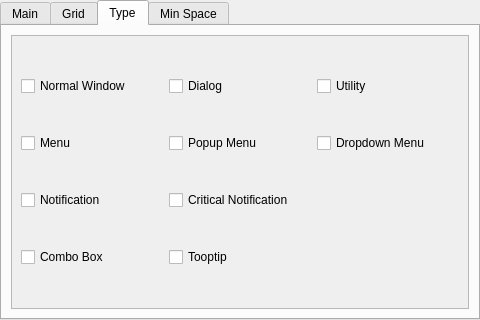
Above: contents/ui/config.ui from lingtjien/Grid-Tiling-Kwin before the change. Below: the same form after it.
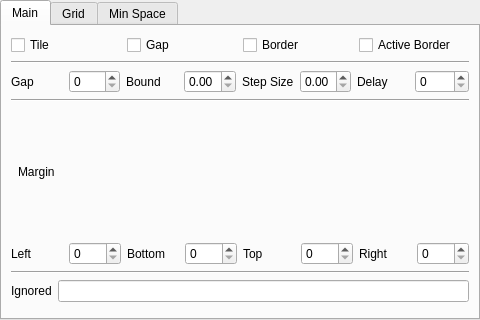
That is the form after the change. The open tabs and pages were chosen to show the change.

Commit message: remove type selection for user, doesn't make sense anymore now that we always ignore previously tiled pids, assuming childs will have same pid, now default to always only tile windows of type normalWindow

```diff
--- a/contents/ui/config.ui
+++ b/contents/ui/config.ui
@@ -480,97 +480,6 @@
           </item>
         </layout>
       </widget>
-      <widget class="QWidget" name="tabType">
-        <attribute name="title">
-          <string>Type</string>
-        </attribute>
-        <layout class="QVBoxLayout" name="layoutType">
-          <item>
-            <widget class="QScrollArea" name="scrollType">
-              <property name="frameShadow">
-                <enum>QFrame::Plain</enum>
-              </property>
-              <property name="widgetResizable">
-                <bool>true</bool>
-              </property>
-              <widget class="QWidget" name="scrollAreaType">
-                <layout class="QGridLayout" name="gridType">
-                  <item row="0" column="0">
-                    <widget class="QCheckBox" name="kcfg_typeNormalWindow">
-                      <property name="text">
-                        <string>Normal Window</string>
-                      </property>
-                    </widget>
-                  </item>
-                  <item row="0" column="1">
-                    <widget class="QCheckBox" name="kcfg_typeDialog">
-                      <property name="text">
-                        <string>Dialog</string>
-                      </property>
-                    </widget>
-                  </item>
-                  <item row="0" column="2">
-                    <widget class="QCheckBox" name="kcfg_typeUtility">
-                      <property name="text">
-                        <string>Utility</string>
-                      </property>
-                    </widget>
-                  </item>
-                  <item row="1" column="0">
-                    <widget class="QCheckBox" name="kcfg_typeMenu">
-                      <property name="text">
-                        <string>Menu</string>
-                      </property>
-                    </widget>
-                  </item>
-                  <item row="1" column="1">
-                    <widget class="QCheckBox" name="kcfg_typePopupMenu">
-                      <property name="text">
-                        <string>Popup Menu</string>
-                      </property>
-                    </widget>
-                  </item>
-                  <item row="1" column="2">
-                    <widget class="QCheckBox" name="kcfg_typeDropdownMenu">
-                      <property name="text">
-                        <string>Dropdown Menu</string>
-                      </property>
-                    </widget>
-                  </item>
-                  <item row="2" column="0">
-                    <widget class="QCheckBox" name="kcfg_typeNotification">
-                      <property name="text">
-                        <string>Notification</string>
-                      </property>
-                    </widget>
-                  </item>
-                  <item row="2" column="1">
-                    <widget class="QCheckBox" name="kcfg_typeCriticalNotification">
-                      <property name="text">
-                        <string>Critical Notification</string>
-                      </property>
-                    </widget>
-                  </item>
-                  <item row="3" column="0">
-                    <widget class="QCheckBox" name="kcfg_typeComboBox">
-                      <property name="text">
-                        <string>Combo Box</string>
-                      </property>
-                    </widget>
-                  </item>
-                  <item row="3" column="1">
-                    <widget class="QCheckBox" name="kcfg_typeTooltip">
-                      <property name="text">
-                        <string>Tooptip</string>
-                      </property>
-                    </widget>
-                  </item>
-                </layout>
-              </widget>
-            </widget>
-          </item>
-        </layout>
-      </widget>
       <widget class="QWidget" name="tabMinSpace">
         <attribute name="title">
           <string>Min Space</string>
```
The commit also changes 3 other files.
